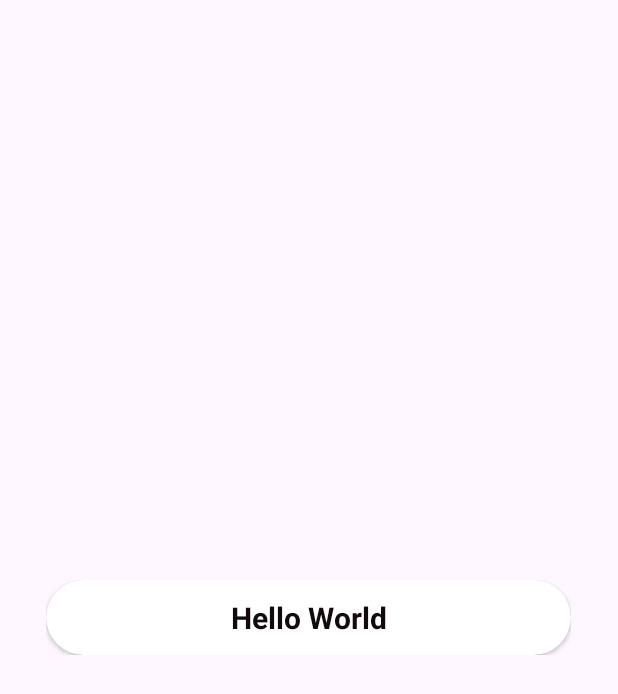
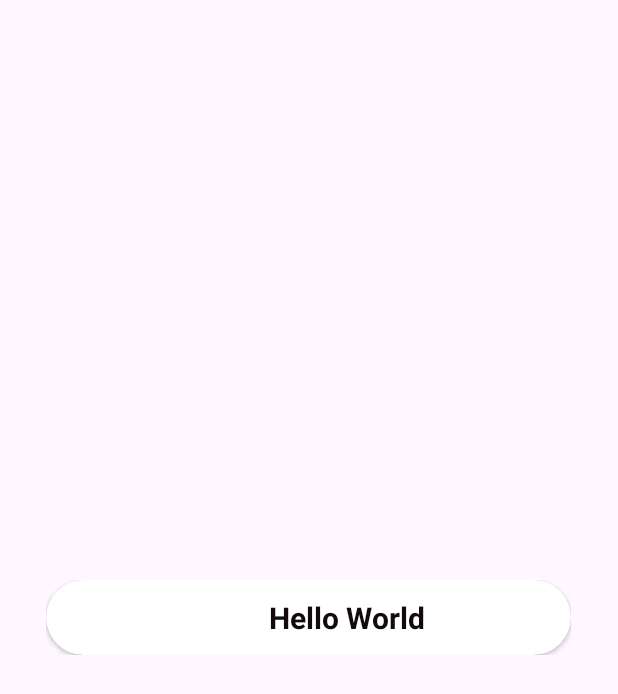
Before and after one commit to ANIKETH232323/Animated-Toast-Library, an Android app: the layout custom_toast.xml on its own in the app's theme, with its tools: preview values and no code run, on a phone screen of 412 x 824 dp. Shown: the top 694 px of the screen. Run offline under Robolectric (Android 15) with nearby library versions, the phone set to English and light mode, and no system bars.

Commit message:
Initial commit

```diff
--- a/AnimeToast/src/main/res/layout/custom_toast.xml
+++ b/AnimeToast/src/main/res/layout/custom_toast.xml
@@ -12,7 +12,7 @@
         app:layout_constraintBottom_toBottomOf="parent"
         app:layout_constraintEnd_toEndOf="parent"
         app:cardCornerRadius="25dp"
-        android:elevation="15dp"
+        android:background="#fff"
         app:layout_constraintStart_toStartOf="parent"
         app:layout_constraintTop_toTopOf="parent">
 
@@ -35,6 +35,7 @@
             android:layout_height="wrap_content"
             android:layout_gravity="center"
             android:gravity="center"
+            android:layout_marginStart="25dp"
             android:text="Hello World"
             android:textColor="#130B0B"
             android:textSize="20sp"
```
